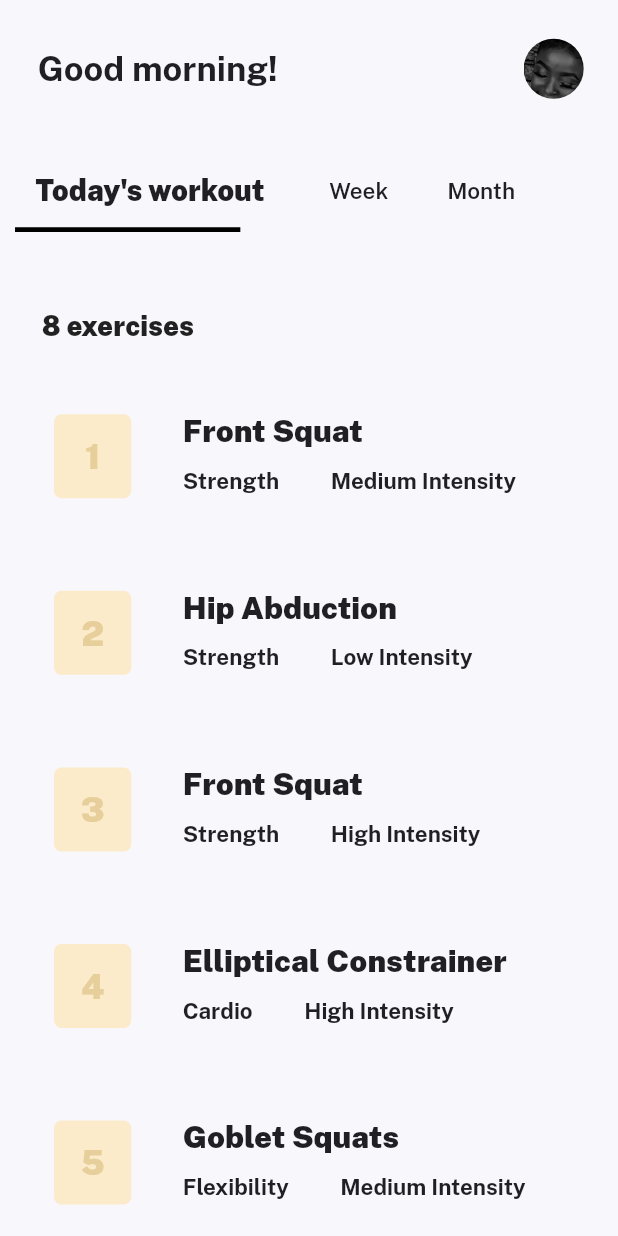
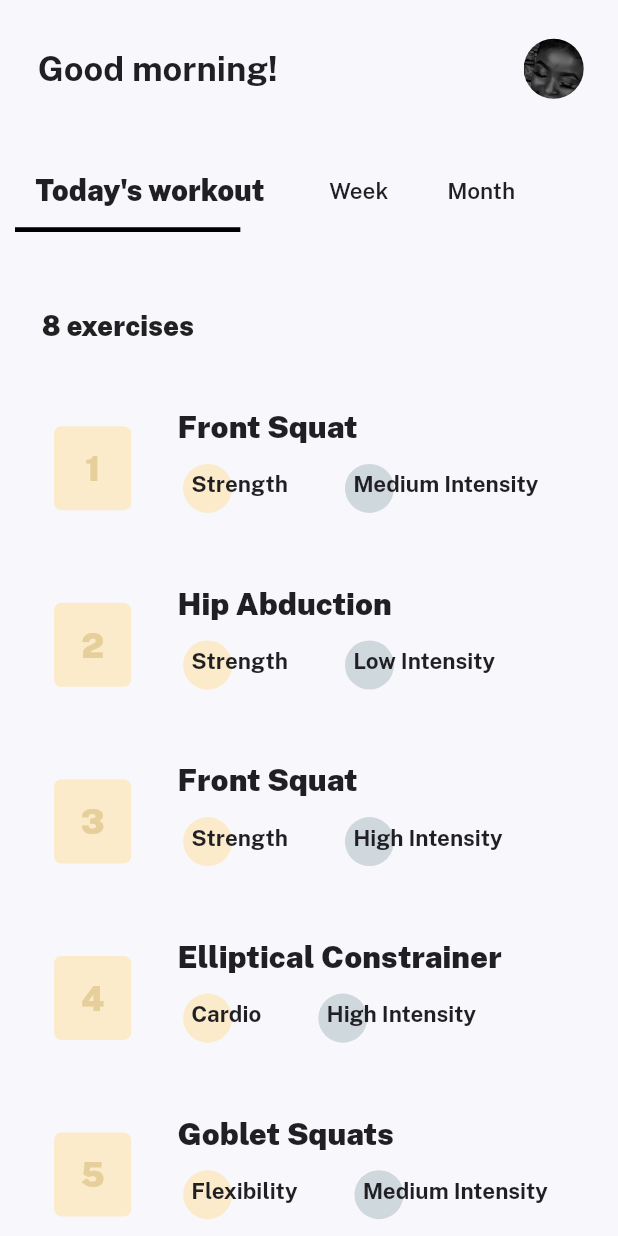
Before and after one commit to AchizuePriscilla/SCA-UI-Challenge, a Flutter app: the screen it shows after launch, on a phone screen of 412 x 824 dp. Run offline on Flutter 3.47's test engine with Material 2 defaults, Android fonts, the phone set to English and light mode, and no system bars; our stand-ins replace flutter_screenutil, google_fonts.

Commit message:
UI fixes

```diff
--- a/lib/screens/welcome.dart
+++ b/lib/screens/welcome.dart
@@ -58,7 +58,7 @@ class WelcomeScreen extends StatelessWidget {
                     ),
                     indicatorSize: TabBarIndicatorSize.label,
                     indicatorWeight: 4,
-                    indicatorColor: Color(0xff201F24),
+                    indicatorColor: Color(0xff737081),
                     tabs: [
                       Container(
                         width: 140.w,
--- a/lib/shared/customListTile.dart
+++ b/lib/shared/customListTile.dart
@@ -65,7 +65,7 @@ class CustomListTile extends StatelessWidget {
         : Container(
             height: 90.h,
             child: ListTile(
-              horizontalTitleGap: 30.w,
+              horizontalTitleGap: 27.w,
               leading: Container(
                   height: 75.h,
                   width: 45.w,
@@ -94,7 +94,17 @@ class CustomListTile extends StatelessWidget {
                 padding: EdgeInsets.only(top: 10.h),
                 child: Row(
                   children: [
-                    Text(
+                    Stack(
+                      children: [
+                        Container(
+                          height: 25.h,
+                          width: 35.w,
+                          decoration: BoxDecoration(
+                              shape: BoxShape.circle, color: Color(0xffFBEBCA)),
+                        ),
+                        Padding(
+                          padding: EdgeInsets.only(left: 8.w, top: 5),
+                          child: Text(
                             subtitleText1,
                             style: GoogleFonts.publicSans(
                               textStyle: TextStyle(
@@ -103,10 +113,24 @@ class CustomListTile extends StatelessWidget {
                                   fontWeight: FontWeight.w700),
                             ),
                           ),
+                        ),
+                      ],
+                    ),
                     SizedBox(
                       width: 30.w,
                     ),
-                    Text(
+                    Stack(
+                      children: [
+                        Container(
+                          height: 25.h,
+                          width: 35.w,
+                          decoration: BoxDecoration(
+                              shape: BoxShape.circle,
+                              color: Colors.blueGrey.shade100),
+                        ),
+                        Padding(
+                          padding: EdgeInsets.only(left: 8.w, top: 5),
+                          child: Text(
                             subtitleText2,
                             style: GoogleFonts.publicSans(
                               textStyle: TextStyle(
@@ -114,6 +138,9 @@ class CustomListTile extends StatelessWidget {
                                   color: Color(0xff201F24),
                                   fontWeight: FontWeight.w700),
                             ),
+                          ),
+                        ),
+                      ],
                     ),
                   ],
                 ),
--- a/lib/shared/roundTextContainer.dart
+++ b/lib/shared/roundTextContainer.dart
@@ -15,7 +15,7 @@ class RoundTextContainer extends StatelessWidget {
       margin: EdgeInsets.only(right: 20.w, left: 5.w),
       padding: EdgeInsets.all(8),
       decoration: BoxDecoration(
-          color: Colors.blueGrey.shade100,
+          color: Colors.blueGrey.shade50,
           shape: BoxShape.rectangle,
           borderRadius: BorderRadius.circular(10)),
       child: Center(
```
Lines whose indentation alone changed are shown as unchanged.
